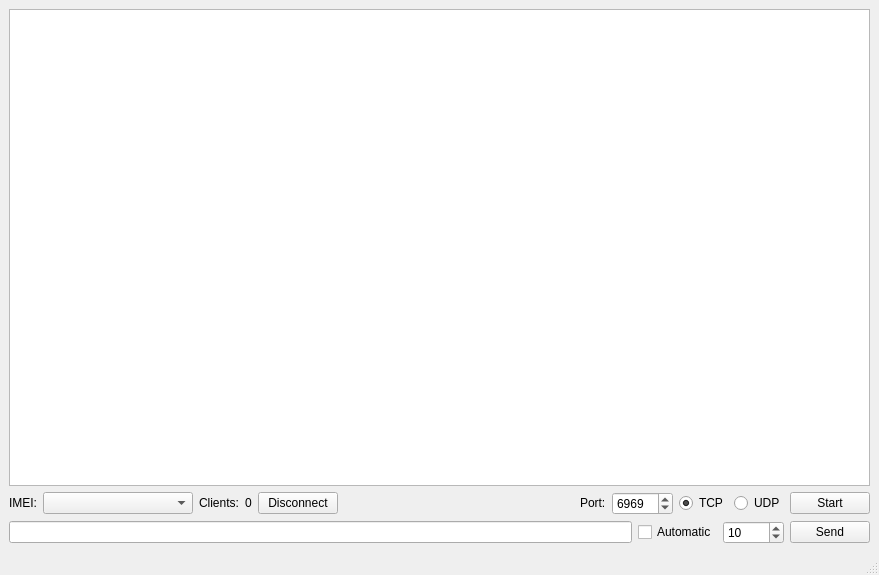
Old version of the form window.ui in the repository BabyZion/server_gain.
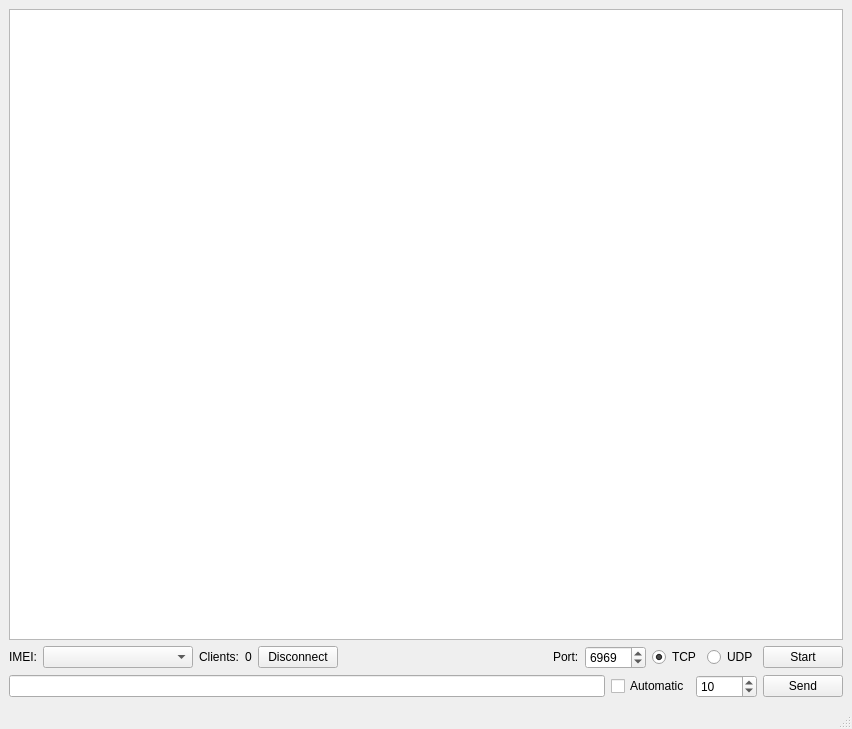
New version of the form.

```diff
--- a/window.ui
+++ b/window.ui
@@ -6,8 +6,8 @@
    <rect>
     <x>0</x>
     <y>0</y>
-    <width>879</width>
-    <height>575</height>
+    <width>852</width>
+    <height>729</height>
    </rect>
   </property>
   <property name="windowTitle">
@@ -134,7 +134,7 @@
         </property>
         <property name="sizeHint" stdset="0">
          <size>
-          <width>10</width>
+          <width>13</width>
           <height>20</height>
          </size>
         </property>
```
Left out of the diff: 2 changed lines with no effect on the pictures.
